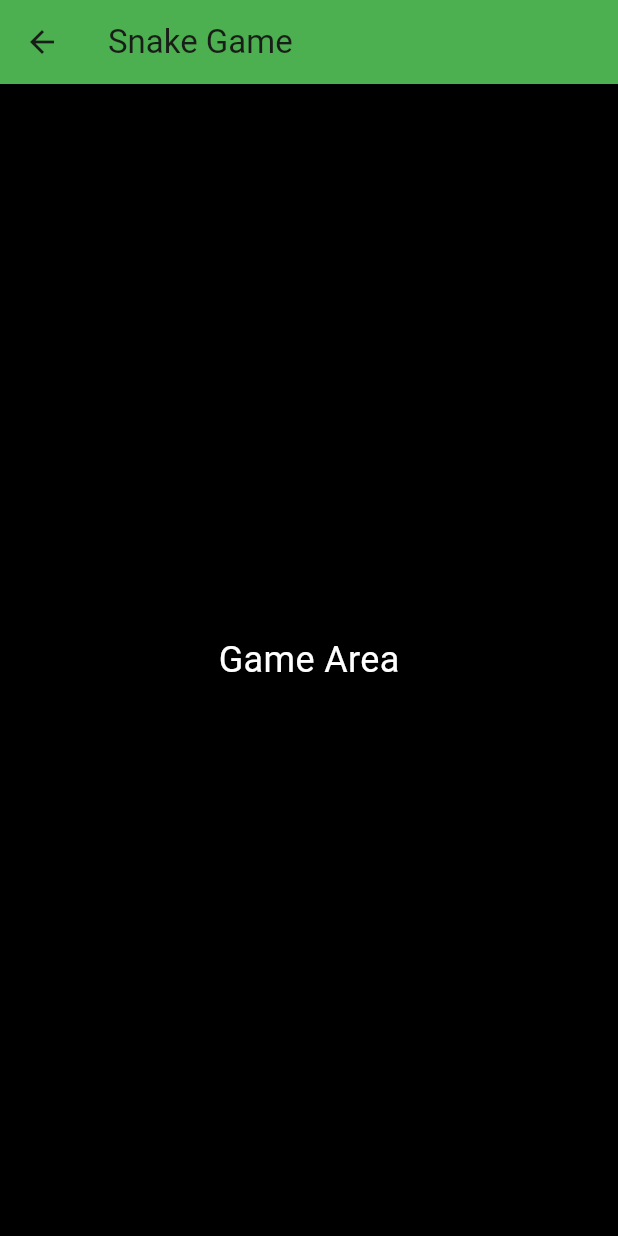
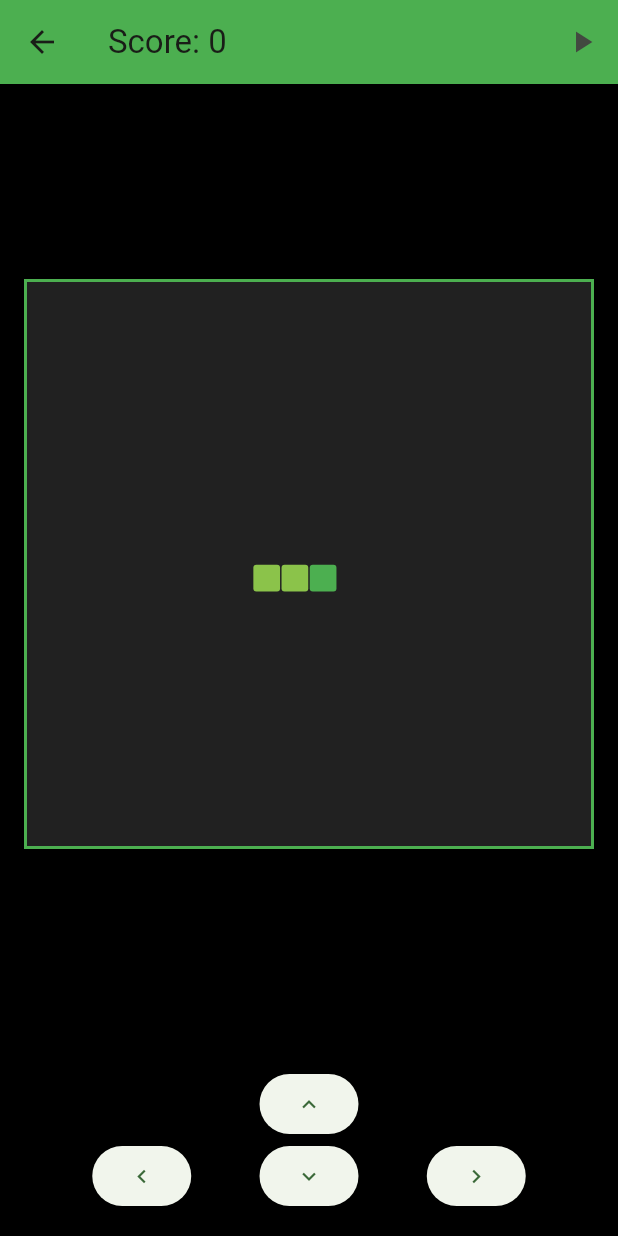
Before and after one commit to Aduzja/snake, a Flutter app: the GameScreen screen opened directly, on a phone screen of 412 x 824 dp. Run offline on Flutter 3.47's test engine with Material 3 defaults, Android fonts, the phone set to English and light mode, and no system bars; our stand-ins replace get_it, injectable.

Commit message:
Integrate GameController with GameScreen

```diff
--- a/lib/screens/game_screen.dart
+++ b/lib/screens/game_screen.dart
@@ -1,15 +1,99 @@
 import 'package:flutter/material.dart';
+import 'package:snake/controllers/game_controller.dart';
+import 'package:snake/models/direction.dart';
+import 'package:snake/widgets/game_board.dart';
 
-class GameScreen extends StatelessWidget {
+class GameScreen extends StatefulWidget {
   const GameScreen({super.key});
+
+  @override
+  State<GameScreen> createState() => _GameScreenState();
+}
+
+class _GameScreenState extends State<GameScreen> {
+  late GameController _gameController;
+
+  @override
+  void initState() {
+    super.initState();
+    _gameController = GameController();
+    _gameController.addListener(_onGameStateChanged);
+  }
+
+  @override
+  void dispose() {
+    _gameController.removeListener(_onGameStateChanged);
+    _gameController.dispose();
+    super.dispose();
+  }
+
+  void _onGameStateChanged() {
+    setState(() {});
+  }
 
   @override
   Widget build(BuildContext context) {
     return Scaffold(
       backgroundColor: Colors.black,
-      appBar: AppBar(title: const Text('Snake Game'), backgroundColor: Colors.green),
-      body: const Center(
-        child: Text('Game Area', style: TextStyle(color: Colors.white, fontSize: 24)),
+      appBar: AppBar(
+        title: Text('Score: ${_gameController.score}'),
+        backgroundColor: Colors.green,
+        actions: [
+          IconButton(
+            icon: Icon(_gameController.isGameRunning ? Icons.pause : Icons.play_arrow),
+            onPressed: () {
+              if (_gameController.isGameRunning) {
+                _gameController.pauseGame();
+              } else {
+                _gameController.startGame();
+              }
+            },
+          ),
+        ],
+      ),
+      body: Column(
+        children: [
+          Expanded(
+            child: Center(
+              child: Padding(
+                padding: const EdgeInsets.all(16.0),
+                child: GameBoard(snake: _gameController.snake, food: _gameController.food),
+              ),
+            ),
+          ),
+          _buildControls(),
+        ],
+      ),
+    );
+  }
+
+  Widget _buildControls() {
+    return Container(
+      padding: const EdgeInsets.all(16),
+      child: Column(
+        children: [
+          ElevatedButton(
+            onPressed: () => _gameController.changeDirection(Direction.up),
+            child: const Icon(Icons.keyboard_arrow_up),
+          ),
+          Row(
+            mainAxisAlignment: MainAxisAlignment.spaceEvenly,
+            children: [
+              ElevatedButton(
+                onPressed: () => _gameController.changeDirection(Direction.left),
+                child: const Icon(Icons.keyboard_arrow_left),
+              ),
+              ElevatedButton(
+                onPressed: () => _gameController.changeDirection(Direction.down),
+                child: const Icon(Icons.keyboard_arrow_down),
+              ),
+              ElevatedButton(
+                onPressed: () => _gameController.changeDirection(Direction.right),
+                child: const Icon(Icons.keyboard_arrow_right),
+              ),
+            ],
+          ),
+        ],
       ),
     );
   }
```
